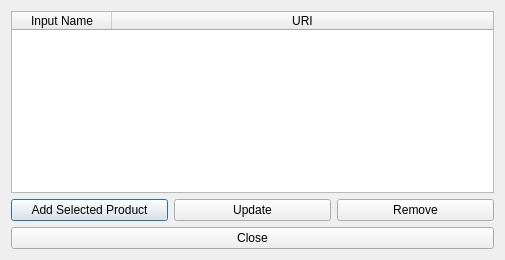
First picture: the form in gui/edit_inputs.ui, repository dddjef/pulse, before the edit.
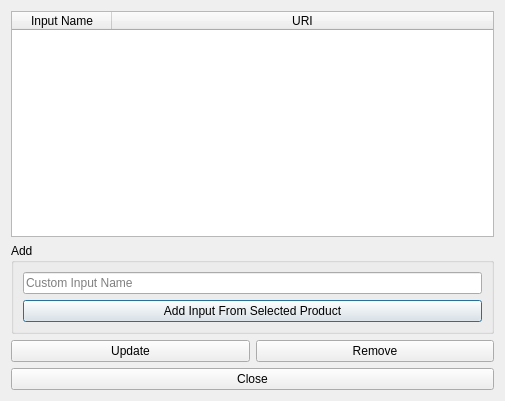
Second picture: the form after the edit.

Commit message: Closes #100 gui : message when a work update input doesn't find a new version

What changed in the file:
```diff
--- a/gui/edit_inputs.ui
+++ b/gui/edit_inputs.ui
@@ -7,7 +7,7 @@
     <x>0</x>
     <y>0</y>
     <width>505</width>
-    <height>260</height>
+    <height>401</height>
    </rect>
   </property>
   <property name="windowTitle">
@@ -49,14 +49,37 @@
       </widget>
      </item>
      <item>
-      <layout class="QHBoxLayout" name="horizontalLayout">
+      <widget class="QGroupBox" name="groupBox">
+       <property name="title">
+        <string>Add</string>
+       </property>
+       <layout class="QVBoxLayout" name="verticalLayout_2">
+        <item>
+         <layout class="QHBoxLayout" name="horizontalLayout_2">
+          <item>
+           <widget class="QLineEdit" name="customInputName_lineEdit">
+            <property name="enabled">
+             <bool>true</bool>
+            </property>
+            <property name="placeholderText">
+             <string>Custom Input Name</string>
+            </property>
+           </widget>
+          </item>
+         </layout>
+        </item>
        <item>
         <widget class="QPushButton" name="addInput_pushButton">
          <property name="text">
-          <string>Add Selected Product</string>
+           <string>Add Input From Selected Product</string>
          </property>
         </widget>
        </item>
+       </layout>
+      </widget>
+     </item>
+     <item>
+      <layout class="QHBoxLayout" name="horizontalLayout">
        <item>
         <widget class="QPushButton" name="update_pushButton">
          <property name="text">
```
Lines whose indentation alone changed are shown as unchanged. The commit also changes 1 other file.
